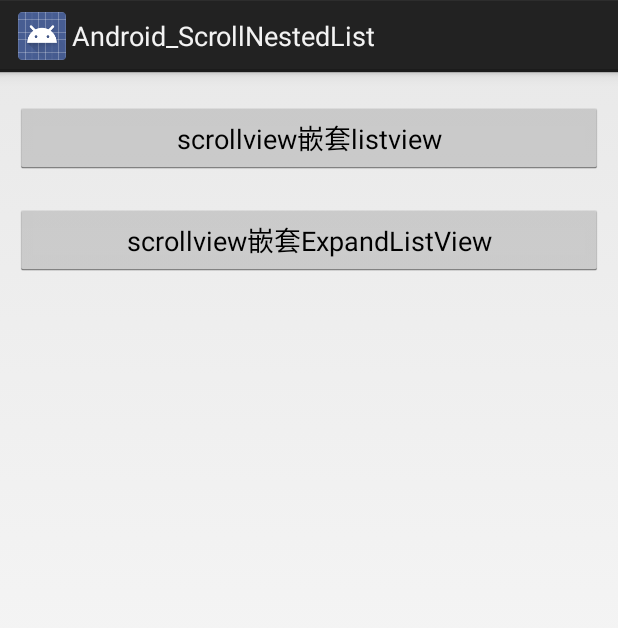
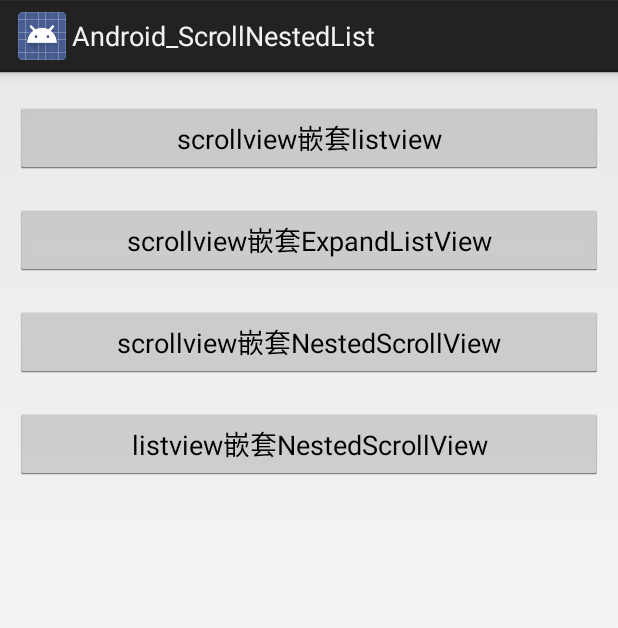
Before and after one commit to lizhen0211/Android_ScrollNestedList, an Android app: the screen it shows after launch (MainActivity), on a phone screen of 412 x 824 dp. Shown: the top 628 px of the screen. Run offline under Robolectric (Android 15) with nearby library versions, the phone set to English and light mode, and no system bars.

Commit message:
添加NestedScrollView

```diff
--- a/app/build.gradle
+++ b/app/build.gradle
@@ -20,9 +20,10 @@ android {
 }
 
 dependencies {
-    compile fileTree(dir: 'libs', include: ['*.jar'])
+    compile fileTree(include: ['*.jar'], dir: 'libs')
     androidTestCompile('com.android.support.test.espresso:espresso-core:2.2.2', {
         exclude group: 'com.android.support', module: 'support-annotations'
     })
     testCompile 'junit:junit:4.12'
+    compile 'com.android.support:support-v4:25.3.1'
 }
--- a/app/src/main/AndroidManifest.xml
+++ b/app/src/main/AndroidManifest.xml
@@ -16,7 +16,9 @@
             </intent-filter>
         </activity>
         <activity android:name=".NestedListViewActivity" />
-        <activity android:name=".NestedExpandListViewActivity"></activity>
+        <activity android:name=".NestedExpandListViewActivity" />
+        <activity android:name=".NestedScrollInsideScroll" />
+        <activity android:name=".ListViewActivity"></activity>
     </application>
 
 </manifest>
--- a/app/src/main/res/layout/activity_main.xml
+++ b/app/src/main/res/layout/activity_main.xml
@@ -15,7 +15,6 @@
         android:text="scrollview嵌套listview" />
 
     <Button
-
         android:layout_width="match_parent"
         android:layout_height="wrap_content"
         android:layout_marginLeft="10dp"
@@ -23,4 +22,23 @@
         android:layout_marginTop="20dp"
         android:onClick="onNestedExpandListView"
         android:text="scrollview嵌套ExpandListView" />
+
+    <Button
+        android:layout_width="match_parent"
+        android:layout_height="wrap_content"
+        android:layout_marginLeft="10dp"
+        android:layout_marginRight="10dp"
+        android:layout_marginTop="20dp"
+        android:onClick="onInSideScrollview"
+        android:text="scrollview嵌套NestedScrollView" />
+
+    <Button
+        android:layout_width="match_parent"
+        android:layout_height="wrap_content"
+        android:layout_marginLeft="10dp"
+        android:layout_marginRight="10dp"
+        android:layout_marginTop="20dp"
+        android:onClick="onListitemNestNestedScroll"
+        android:text="listview嵌套NestedScrollView" />
+
 </LinearLayout>
--- a/app/src/main/res/values/strings.xml
+++ b/app/src/main/res/values/strings.xml
@@ -1,3 +1,5 @@
 <resources>
     <string name="app_name">Android_ScrollNestedList</string>
+    <string name="long_text">The official widget to make a scroll layout in Android is ScrollView. Basically, adding a ScrollView inside ScrollView can be difficult . Most of the times it won’t end well. You will end up adding few workarounds and a person maintaining your code will probably hate you for the rest of his life. Fortunately, with the appearance of Material Design technology, NestedScrollView was released and this becomes much easier.</string>
+
 </resources>
```
Also changed, not shown: app/src/main/java/com/lz/example/android_scrollnestedlist/ListViewActivity.java (added, +35 -0 lines), app/src/main/java/com/lz/example/android_scrollnestedlist/MainActivity.java (+10 -0 lines), app/src/main/java/com/lz/example/android_scrollnestedlist/NestedScrollInsideScroll.java (added, +13 -0 lines), app/src/main/res/layout/activity_list_view.xml (added, +11 -0 lines), app/src/main/res/layout/activity_nestedscroll_inside_scroll.xml (added, +27 -0 lines), app/src/main/res/layout/item_list_view.xml (added, +15 -0 lines), 1 other file.
